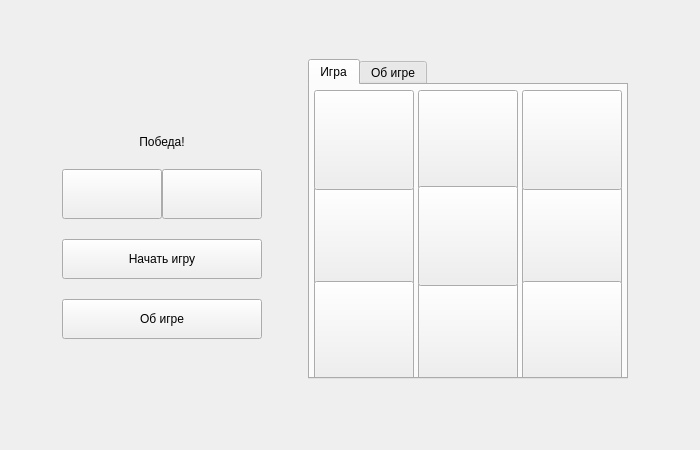
Above: mainwindow.ui from Narek24IS/TicTacToe before the change. Below: the same form after it.
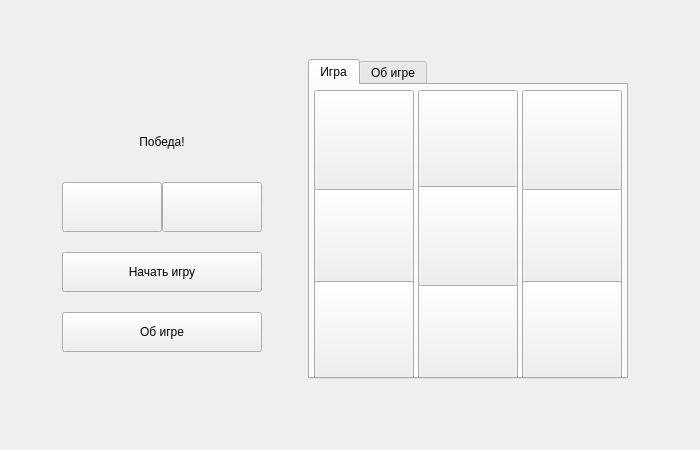
That is the form after the change. Icons and pictures are not drawn.

Commit message: Full design.

```diff
--- a/mainwindow.ui
+++ b/mainwindow.ui
@@ -83,6 +83,12 @@
       </item>
       <item>
        <widget class="QLabel" name="gameResultLabel">
+        <property name="minimumSize">
+         <size>
+          <width>0</width>
+          <height>40</height>
+         </size>
+        </property>
         <property name="text">
          <string>Победа!</string>
         </property>
```
The commit also changes 4 other files.
